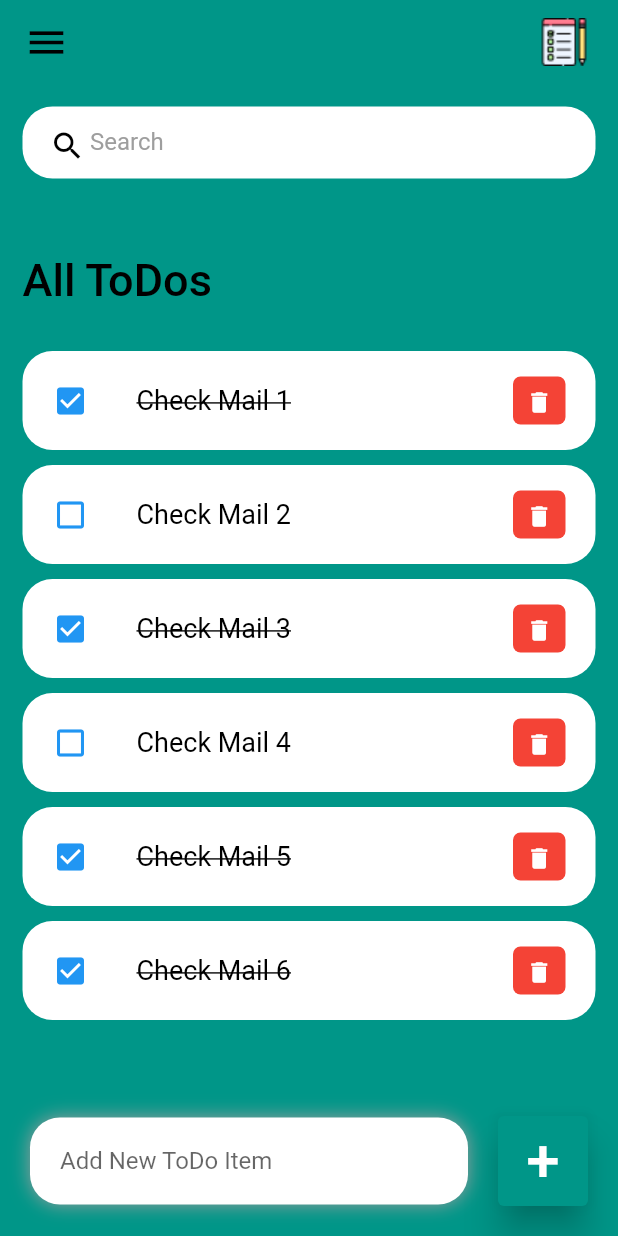
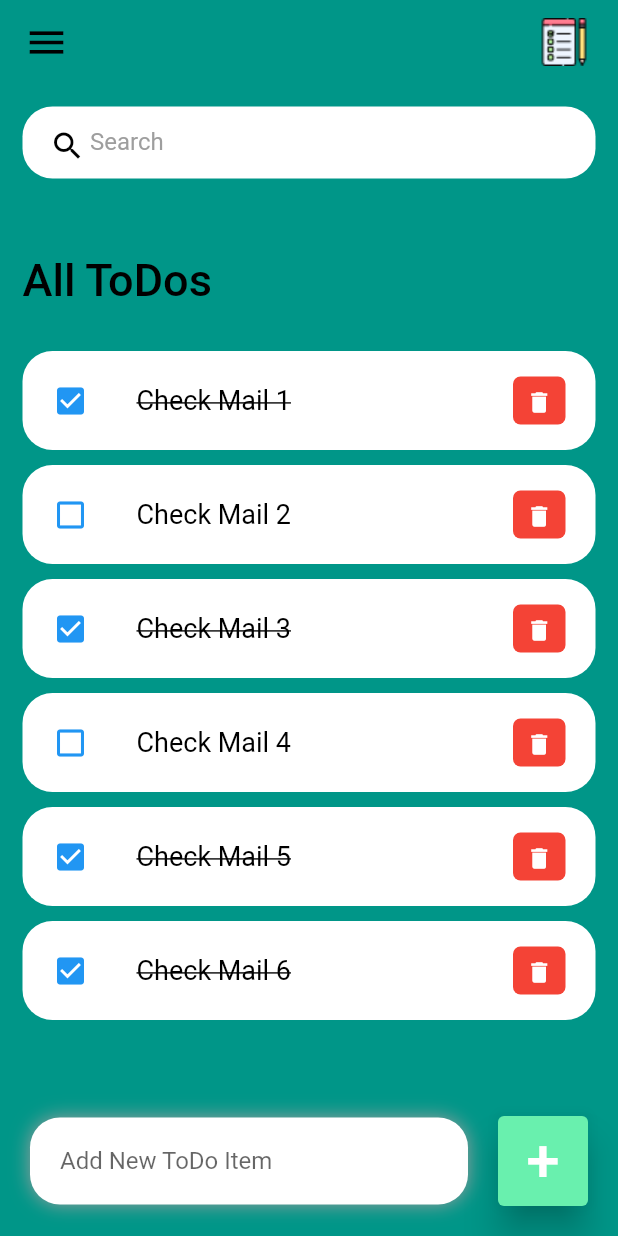
Before and after one commit to sahilrajput2223/to-do, a Flutter app: the screen it shows after launch, on a phone screen of 412 x 824 dp. Run offline on Flutter 3.47's test engine with Material 2 defaults, Android fonts, the phone set to English and light mode, and no system bars.

Commit message:
Elevated Button - Color Changed

```diff
--- a/lib/screens/Home.dart
+++ b/lib/screens/Home.dart
@@ -78,7 +78,7 @@ class Home extends StatelessWidget {
                         style: TextStyle(fontSize: 40),
                       ),
                       style: ElevatedButton.styleFrom(
-                          primary: Colors.teal,
+                          primary: Colors.greenAccent,
                           minimumSize: Size(60, 60),
                           elevation: 10)),
                 )
```
